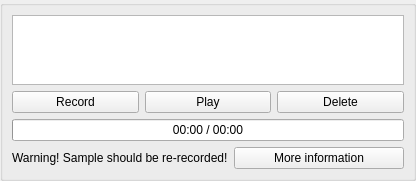
Qt form simonlib/simonsound/recwidget.ui (KDE/simon) before a commit.
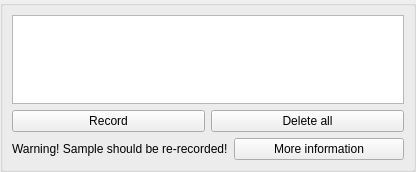
The same form after that commit. Custom widgets are drawn as their Qt base class.

```diff
--- a/simonlib/simonsound/recwidget.ui
+++ b/simonlib/simonsound/recwidget.ui
@@ -45,32 +45,12 @@
         <item>
          <widget class="KPushButton" name="pbPlay">
           <property name="text">
-           <string>Play</string>
-          </property>
-          <property name="checkable">
-           <bool>true</bool>
-          </property>
-         </widget>
-        </item>
-        <item>
-         <widget class="KPushButton" name="pbDelete">
-          <property name="text">
-           <string>Delete</string>
+           <string>Delete all</string>
           </property>
          </widget>
         </item>
        </layout>
       </item>
-      <item>
-       <widget class="QProgressBar" name="pbProgress">
-        <property name="value">
-         <number>0</number>
-        </property>
-        <property name="format">
-         <string>00:00 / 00:00</string>
-        </property>
-       </widget>
-      </item>
       <item>
        <widget class="QWidget" name="wgWarning" native="true">
         <layout class="QHBoxLayout" name="horizontalLayout_2">
```
Left out of the diff: 4 changed lines with no effect on the pictures.
